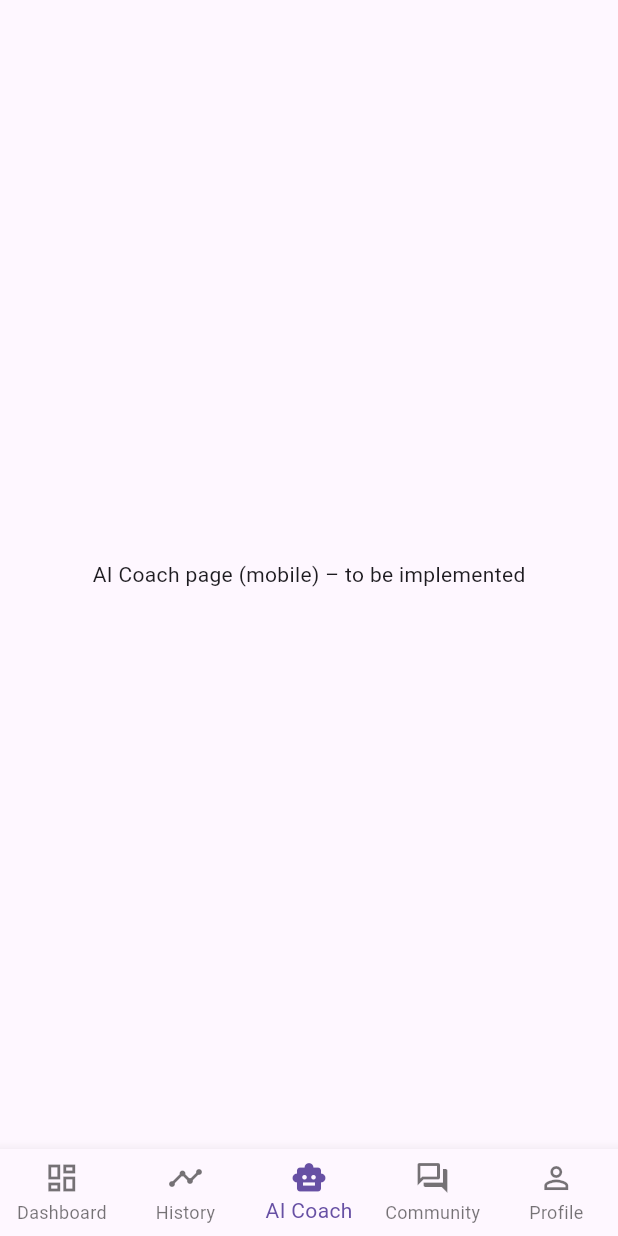
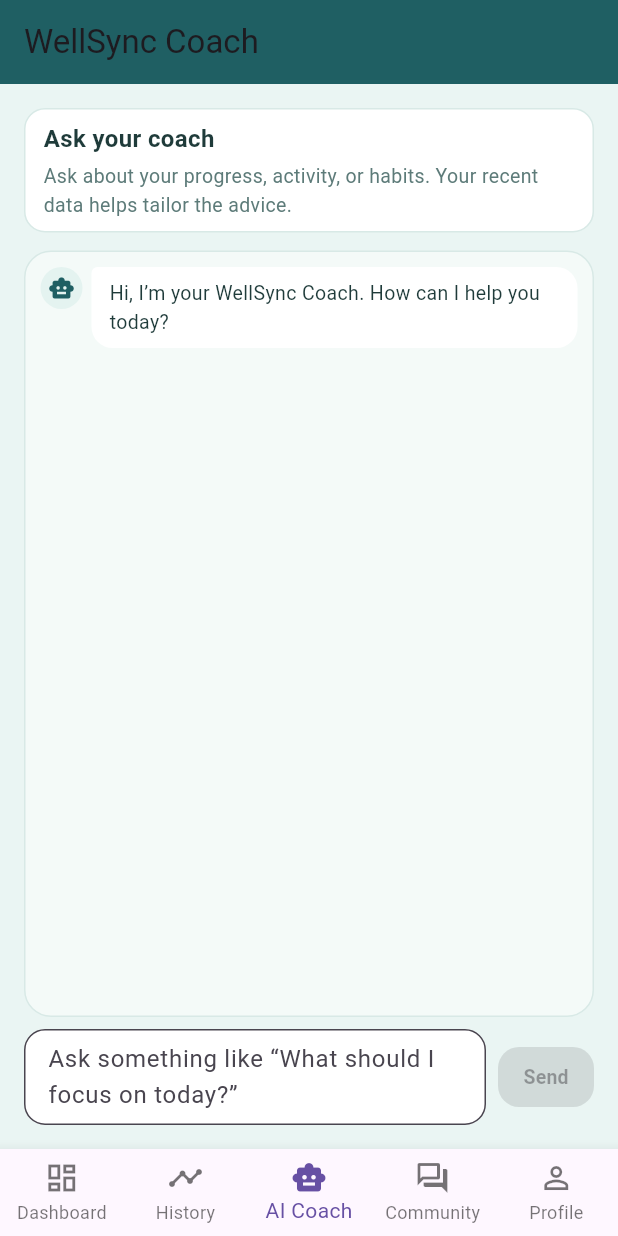
Before and after one commit to adrdeatcu/WellSync_mobile, a Flutter app: the MobileHomeShell screen opened directly, item 3 of the bottom bar chosen, on a phone screen of 412 x 824 dp. Run offline on Flutter 3.47's test engine with Material 3 defaults, Android fonts, the phone set to English and light mode, and no system bars; our stand-ins replace fl_chart, flutter_blue_plus, permission_handler, supabase_flutter; accounts and stored records are empty.

Commit message:
feat: add coach ai page and connect it with the backend of the app + add UI and UX v1 of the coach page

```diff
--- /dev/null
+++ b/lib/coach_service.dart
@@ -0,0 +1,59 @@
+// lib/coach_service.dart
+import 'dart:convert';
+import 'package:http/http.dart' as http;
+import 'package:supabase_flutter/supabase_flutter.dart';
+
+class CoachAdvice {
+  final String summary;
+  final List<String> actionSteps;
+
+  CoachAdvice({required this.summary, required this.actionSteps});
+}
+
+class CoachService {
+  final SupabaseClient supabase;
+  final String backendBaseUrl;
+
+  CoachService({
+    required this.supabase,
+    required this.backendBaseUrl,
+  });
+
+  Future<CoachAdvice> askCoach({required String question}) async {
+    final session = supabase.auth.currentSession;
+    final user = session?.user;
+    if (user == null) {
+      throw Exception('You must be logged in to use the coach.');
+    }
+
+    final body = {
+      'userId': user.id,
+      'question': question,
+    };
+
+    final url = Uri.parse('$backendBaseUrl/api/coach/daily');
+
+    final res = await http.post(
+      url,
+      headers: {'Content-Type': 'application/json'},
+      body: jsonEncode(body),
+    );
+
+    if (res.statusCode != 200) {
+      throw Exception(
+        'Coach backend error: ${res.statusCode} - ${res.body}',
+      );
+    }
+
+    final json = jsonDecode(res.body) as Map<String, dynamic>;
+
+    final summary = json['summary'] as String? ?? '';
+    final actionStepsRaw = json['actionSteps'] as List<dynamic>? ?? [];
+
+    final actionSteps = actionStepsRaw
+        .whereType<String>()
+        .toList();
+
+    return CoachAdvice(summary: summary, actionSteps: actionSteps);
+  }
+}
--- a/lib/config.dart
+++ b/lib/config.dart
@@ -1,6 +1,6 @@
 // lib/config.dart
 class AppConfig {
   // In dev, match your Node backend (same as React's backendUrl)
-  static const String backendBaseUrl = 'http://localhost:4000';
+  static const String backendBaseUrl = 'http://192.168.100.29:4000';
   // When you deploy, change this to your server URL
 }
--- /dev/null
+++ b/lib/mobile_coach_page.dart
@@ -0,0 +1,372 @@
+// lib/mobile_coach_page.dart
+import 'package:flutter/material.dart';
+import 'package:supabase_flutter/supabase_flutter.dart';
+
+import 'coach_service.dart';
+import 'config.dart'; // where AppConfig.backendBaseUrl lives
+
+class CoachMessage {
+  final String id;
+  final String from; // 'user' or 'coach'
+  final String text;
+
+  CoachMessage({
+    required this.id,
+    required this.from,
+    required this.text,
+  });
+}
+
+class MobileCoachPage extends StatefulWidget {
+  const MobileCoachPage({super.key});
+
+  @override
+  State<MobileCoachPage> createState() => _MobileCoachPageState();
+}
+
+class _MobileCoachPageState extends State<MobileCoachPage> {
+  late final CoachService _coachService;
+
+  final TextEditingController _inputController = TextEditingController();
+  final ScrollController _scrollController = ScrollController();
+
+  final List<CoachMessage> _messages = [];
+  bool _loading = false;
+  String? _error;
+
+  @override
+  void initState() {
+    super.initState();
+    final supabase = Supabase.instance.client;
+    _coachService = CoachService(
+      supabase: supabase,
+      backendBaseUrl: AppConfig.backendBaseUrl,
+    );
+
+    _messages.add(
+      CoachMessage(
+        id: 'greeting',
+        from: 'coach',
+        text: 'Hi, I’m your WellSync Coach. How can I help you today?',
+      ),
+    );
+
+    // Keep button enabled/disabled in sync with text content
+    _inputController.addListener(() {
+      if (mounted) {
+        setState(() {});
+      }
+    });
+  }
+
+  @override
+  void dispose() {
+    _inputController.dispose();
+    _scrollController.dispose();
+    super.dispose();
+  }
+
+  Future<void> _handleSend() async {
+    final text = _inputController.text.trim();
+    if (text.isEmpty || _loading) return;
+
+    setState(() {
+      _error = null;
+      _loading = true;
+      _messages.add(
+        CoachMessage(
+          id: 'user-${DateTime.now().millisecondsSinceEpoch}',
+          from: 'user',
+          text: text,
+        ),
+      );
+      _inputController.clear();
+    });
+
+    _scrollToBottomDelayed();
+
+    try {
+      final advice = await _coachService.askCoach(question: text);
+
+      final coachText = advice.actionSteps.isNotEmpty
+          ? '${advice.summary}\n\n${advice.actionSteps.map((s) => '• $s').join('\n')}'
+          : advice.summary;
+
+      setState(() {
+        _messages.add(
+          CoachMessage(
+            id: 'coach-${DateTime.now().millisecondsSinceEpoch}',
+            from: 'coach',
+            text: coachText,
+          ),
+        );
+      });
+
+      _scrollToBottomDelayed();
+    } catch (e) {
+      setState(() {
+        _error =
+            'The coach could not answer right now. Please try again.';
+      });
+    } finally {
+      if (mounted) {
+        setState(() {
+          _loading = false;
+        });
+      }
+    }
+  }
+
+  void _scrollToBottomDelayed() {
+    WidgetsBinding.instance.addPostFrameCallback((_) {
+      if (_scrollController.hasClients) {
+        _scrollController.animateTo(
+          _scrollController.position.maxScrollExtent,
+          duration: const Duration(milliseconds: 250),
+          curve: Curves.easeOut,
+        );
+      }
+    });
+  }
+
+  @override
+  Widget build(BuildContext context) {
+    final brandDeep = const Color(0xFF1F5F63);
+    final brandMuted = const Color(0xFF5D7B79);
+    final brandBorder = const Color(0xFFD8E9E6);
+
+    final canSend =
+        !_loading && _inputController.text.trim().isNotEmpty;
+
+    return Scaffold(
+      appBar: AppBar(
+        title: const Text('WellSync Coach'),
+        backgroundColor: brandDeep,
+      ),
+      body: Container(
+        width: double.infinity,
+        color: const Color(0xFFEAF5F3),
+        padding: const EdgeInsets.all(16),
+        child: Column(
+          children: [
+            Container(
+              padding:
+                  const EdgeInsets.symmetric(horizontal: 12, vertical: 8),
+              decoration: BoxDecoration(
+                color: Colors.white,
+                borderRadius: BorderRadius.circular(14),
+                border: Border.all(color: brandBorder),
+              ),
+              child: Column(
+                crossAxisAlignment: CrossAxisAlignment.start,
+                children: [
+                  const Text(
+                    'Ask your coach',
+                    style: TextStyle(
+                      fontSize: 16,
+                      fontWeight: FontWeight.w700,
+                      color: Color(0xFF1F3B3A),
+                    ),
+                  ),
+                  const SizedBox(height: 4),
+                  Text(
+                    'Ask about your progress, activity, or habits. Your recent data helps tailor the advice.',
+                    style: TextStyle(
+                      fontSize: 13,
+                      color: brandMuted,
+                    ),
+                  ),
+                ],
+              ),
+            ),
+            const SizedBox(height: 12),
+
+            if (_error != null)
+              Container(
+                margin: const EdgeInsets.only(bottom: 8),
+                padding:
+                    const EdgeInsets.symmetric(horizontal: 12, vertical: 8),
+                decoration: BoxDecoration(
+                  color: const Color(0xFFFDECEC),
+                  borderRadius: BorderRadius.circular(8),
+                  border: Border.all(
+                    color: const Color(0xFFF5C2C0),
+                  ),
+                ),
+                child: Text(
+                  _error!,
+                  style: const TextStyle(
+                    fontSize: 13,
+                    color: Color(0xFFB3261E),
+                  ),
+                ),
+              ),
+
+            Expanded(
+              child: Container(
+                padding: const EdgeInsets.all(10),
+                decoration: BoxDecoration(
+                  color: const Color(0xFFF4FAF8),
+                  borderRadius: BorderRadius.circular(18),
+                  border: Border.all(color: brandBorder),
+                ),
+                child: ListView.builder(
+                  controller: _scrollController,
+                  itemCount: _messages.length + (_loading ? 1 : 0),
+                  itemBuilder: (context, index) {
+                    if (_loading && index == _messages.length) {
+                      return Padding(
+                        padding: const EdgeInsets.only(top: 4),
+                        child: Text(
+                          'Coach is thinking…',
+                          style: TextStyle(
+                            fontSize: 12,
+                            color: brandMuted,
+                          ),
+                        ),
+                      );
+                    }
+
+                    final msg = _messages[index];
+                    final isUser = msg.from == 'user';
+
+                    return Padding(
+                      padding: const EdgeInsets.only(bottom: 8),
+                      child: Row(
+                        mainAxisAlignment: isUser
+                            ? MainAxisAlignment.end
+                            : MainAxisAlignment.start,
+                        crossAxisAlignment: CrossAxisAlignment.start,
+                        children: [
+                          if (!isUser) ...[
+                            Container(
+                              width: 28,
+                              height: 28,
+                              margin: const EdgeInsets.only(right: 6),
+                              decoration: BoxDecoration(
+                                color: const Color(0xFFE4F3F0),
+                                borderRadius: BorderRadius.circular(50),
+                              ),
+                              child: const Icon(
+                                Icons.smart_toy,
+                                size: 18,
+                                color: Color(0xFF1F5F63),
+                              ),
+                            ),
+                            Flexible(
+                              child: Container(
+                                padding: const EdgeInsets.symmetric(
+                                  horizontal: 12,
+                                  vertical: 8,
+                                ),
+                                decoration: const BoxDecoration(
+                                  color: Colors.white,
+                                  borderRadius: BorderRadius.only(
+                                    topLeft: Radius.circular(4),
+                                    topRight: Radius.circular(14),
+                                    bottomLeft: Radius.circular(14),
+                                    bottomRight: Radius.circular(14),
+                                  ),
+                                ),
+                                child: Text(
+                                  msg.text,
+                                  style: const TextStyle(
+                                    fontSize: 13,
+                                    color: Color(0xFF1F3B3A),
+                                  ),
+                                ),
+                              ),
+                            ),
+                          ] else ...[
+                            Flexible(
+                              child: Container(
+                                padding: const EdgeInsets.symmetric(
+                                  horizontal: 12,
+                                  vertical: 8,
+                                ),
+                                decoration: const BoxDecoration(
+                                  gradient: LinearGradient(
+                                    colors: [
+                                      Color(0xFF1F5F63),
+                                      Color(0xFF7CC2B5),
+                                    ],
+                                  ),
+                                  borderRadius: BorderRadius.only(
+                                    topLeft: Radius.circular(14),
+                                    topRight: Radius.circular(4),
+                                    bottomLeft: Radius.circular(14),
+                                    bottomRight: Radius.circular(14),
+                                  ),
+                                ),
+                                child: Text(
+                                  msg.text,
+                                  style: const TextStyle(
+                                    fontSize: 13,
+                                    color: Colors.white,
+                                  ),
+                                ),
+                              ),
+                            ),
+                          ],
+                        ],
+                      ),
+                    );
+                  },
+                ),
+              ),
+            ),
+
+            const SizedBox(height: 8),
+
+            Row(
+              children: [
+                Expanded(
+                  child: TextField(
+                    controller: _inputController,
+                    minLines: 1,
+                    maxLines: 3,
+                    decoration: InputDecoration(
+                      hintText:
+                          'Ask something like “What should I focus on today?”',
+                      filled: true,
+                      fillColor: Colors.white,
+                      border: OutlineInputBorder(
+                        borderRadius: BorderRadius.circular(14),
+                        borderSide: BorderSide(color: brandBorder),
+                      ),
+                      contentPadding: const EdgeInsets.symmetric(
+                        horizontal: 12,
+                        vertical: 8,
+                      ),
+                    ),
+                  ),
+                ),
+                const SizedBox(width: 8),
+                ElevatedButton(
+                  onPressed: canSend ? _handleSend : null,
+                  style: ElevatedButton.styleFrom(
+                    backgroundColor: brandDeep,
+                    padding: const EdgeInsets.symmetric(
+                      horizontal: 16,
+                      vertical: 10,
+                    ),
+                    shape: RoundedRectangleBorder(
+                      borderRadius: BorderRadius.circular(14),
+                    ),
+                  ),
+                  child: Text(
+                    _loading ? 'Sending…' : 'Send',
+                    style: const TextStyle(
+                      fontSize: 13,
+                      fontWeight: FontWeight.w600,
+                    ),
+                  ),
+                ),
+              ],
+            ),
+          ],
+        ),
+      ),
+    );
+  }
+}
--- a/lib/mobile_home_shell.dart
+++ b/lib/mobile_home_shell.dart
@@ -4,6 +4,7 @@ import 'package:flutter/material.dart';
 import 'mobile_dashboard_page.dart';
 import 'mobile_profile_page.dart';
 import 'mobile_history_page.dart';
+import 'mobile_coach_page.dart';
 
 class MobileHomeShell extends StatefulWidget {
   const MobileHomeShell({super.key});
@@ -21,7 +22,7 @@ class _MobileHomeShellState extends State<MobileHomeShell> {
   final _pages = const [
     MobileDashboardPage(),       // 0 - Dashboard / Home
     MobileHistoryPage(),         // 1 - History
-    _AiCoachPlaceholderPage(),   // 2 - AI Coach
+    MobileCoachPage(),   // 2 - AI Coach
     _CommunityPlaceholderPage(), // 3 - Community
     MobileProfilePage(),         // 4 - Profile
   ];
@@ -72,16 +73,6 @@ class _MobileHomeShellState extends State<MobileHomeShell> {
 
 // Placeholder pages – later replaced with real implementations
 
-class _AiCoachPlaceholderPage extends StatelessWidget {
-  const _AiCoachPlaceholderPage();
-
-  @override
-  Widget build(BuildContext context) {
-    return const Center(
-      child: Text('AI Coach page (mobile) – to be implemented'),
-    );
-  }
-}
 
 class _CommunityPlaceholderPage extends StatelessWidget {
   const _CommunityPlaceholderPage();
```
